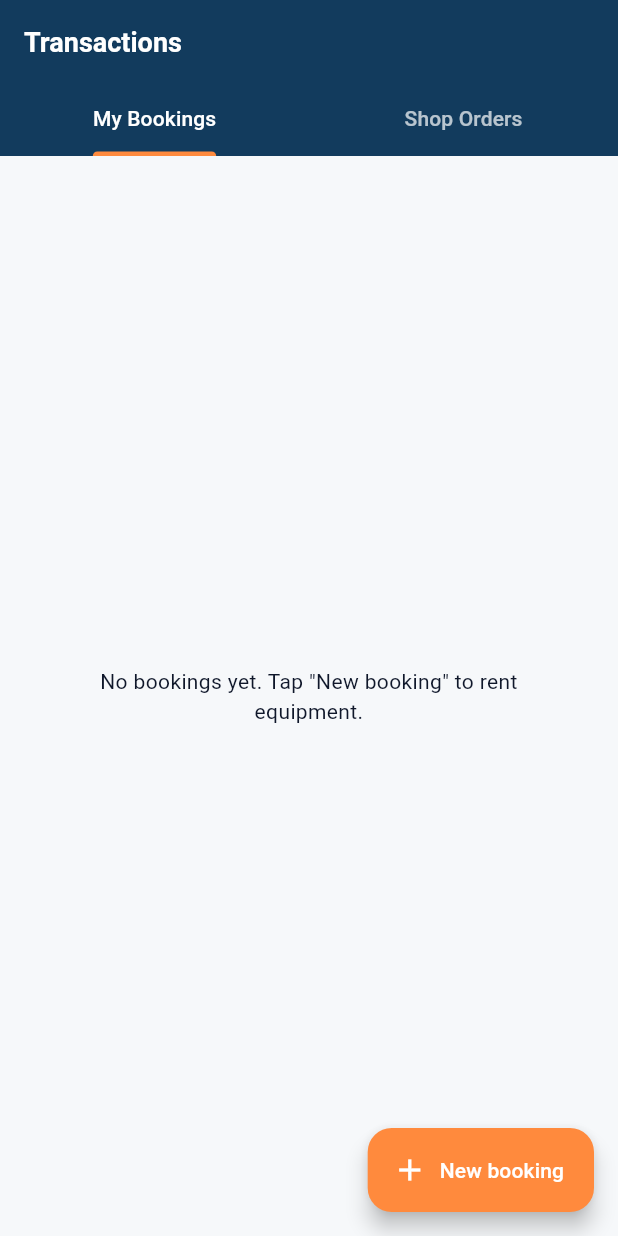
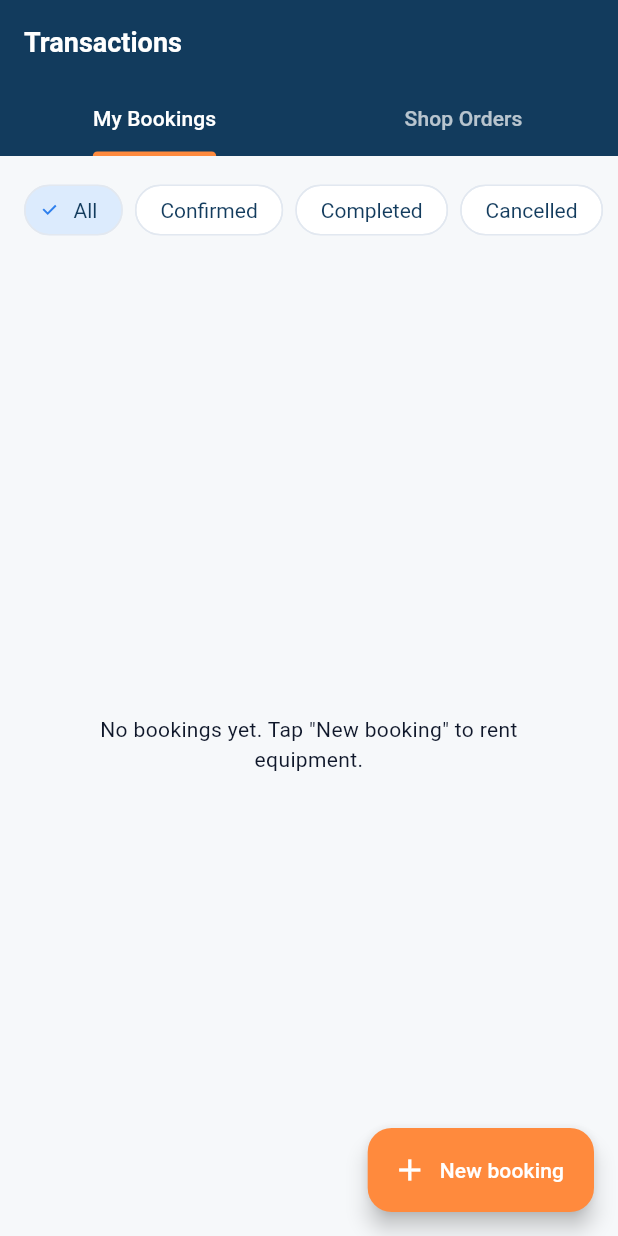
Before and after one commit to chanukav/geargo_mobile_app, a Flutter app: the TransactionsScreen screen opened directly, on a phone screen of 412 x 824 dp. Run offline on Flutter 3.47's test engine with Material 3 defaults, Android fonts, the phone set to English and light mode, and no system bars; our stand-ins replace cloud_firestore, firebase_auth, firebase_core, google_sign_in; accounts and stored records are empty.

Commit message:
feat(transactions): add status filter chips and enable shops to delete cancelled orders

```diff
--- a/lib/screens/transactions/transactions_screen.dart
+++ b/lib/screens/transactions/transactions_screen.dart
@@ -59,6 +59,9 @@ class _TransactionList extends StatefulWidget {
 class _TransactionListState extends State<_TransactionList> {
   final _service = TransactionService();
   late final Stream<List<RentalTransaction>> _stream;
+  String _selectedStatus = 'All';
+
+  static const _filters = ['All', 'Confirmed', 'Completed', 'Cancelled'];
 
   @override
   void initState() {
@@ -70,7 +73,29 @@ class _TransactionListState extends State<_TransactionList> {
 
   @override
   Widget build(BuildContext context) {
-    return StreamBuilder<List<RentalTransaction>>(
+    return Column(
+      children: [
+        SingleChildScrollView(
+          scrollDirection: Axis.horizontal,
+          padding: const EdgeInsets.fromLTRB(16, 12, 16, 4),
+          child: Row(
+            children: _filters.map((f) {
+              final isSelected = _selectedStatus == f;
+              return Padding(
+                padding: const EdgeInsets.only(right: 8),
+                child: ChoiceChip(
+                  label: Text(f),
+                  selected: isSelected,
+                  onSelected: (selected) {
+                    if (selected) setState(() => _selectedStatus = f);
+                  },
+                ),
+              );
+            }).toList(),
+          ),
+        ),
+        Expanded(
+          child: StreamBuilder<List<RentalTransaction>>(
             stream: _stream,
             builder: (context, snap) {
               if (snap.hasError) {
@@ -85,22 +110,32 @@ class _TransactionListState extends State<_TransactionList> {
               if (!snap.hasData) {
                 return const Center(child: CircularProgressIndicator());
               }
-        final items = snap.data!;
+              final allItems = snap.data!;
+              final items = _selectedStatus == 'All'
+                  ? allItems
+                  : allItems
+                      .where((t) =>
+                          t.status.toLowerCase() ==
+                          _selectedStatus.toLowerCase())
+                      .toList();
+
               if (items.isEmpty) {
                 return Center(
                   child: Padding(
                     padding: const EdgeInsets.all(32),
                     child: Text(
-                widget.shopView
+                      _selectedStatus == 'All'
+                          ? (widget.shopView
                               ? 'No orders for your shop yet.'
-                    : 'No bookings yet. Tap "New booking" to rent equipment.',
+                              : 'No bookings yet. Tap "New booking" to rent equipment.')
+                          : 'No ${_selectedStatus.toLowerCase()} orders found.',
                       textAlign: TextAlign.center,
                     ),
                   ),
                 );
               }
               return ListView.separated(
-          padding: const EdgeInsets.fromLTRB(16, 16, 16, 96),
+                padding: const EdgeInsets.fromLTRB(16, 12, 16, 96),
                 itemCount: items.length,
                 separatorBuilder: (_, _) => const SizedBox(height: 12),
                 itemBuilder: (context, i) => _TransactionCard(
@@ -110,6 +145,9 @@ class _TransactionListState extends State<_TransactionList> {
                 ),
               );
             },
+          ),
+        ),
+      ],
     );
   }
 }
@@ -314,7 +352,7 @@ class _TransactionCard extends StatelessWidget {
         onPressed: () => _cancel(context),
         child: const Text('Cancel'),
       ));
-    } else if (t.status == 'cancelled' && !shopView) {
+    } else if (t.status == 'cancelled') {
       actions.add(OutlinedButton(
         onPressed: () => _delete(context),
         child: const Text('Delete'),
```
Lines whose indentation alone changed are shown as unchanged.
